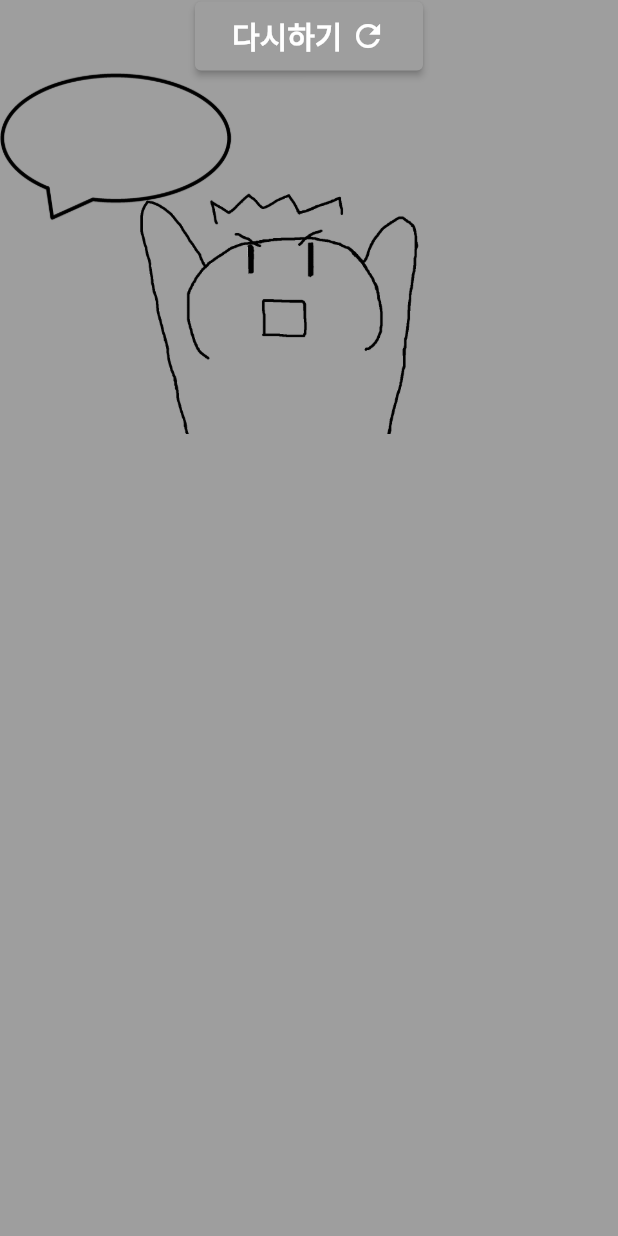
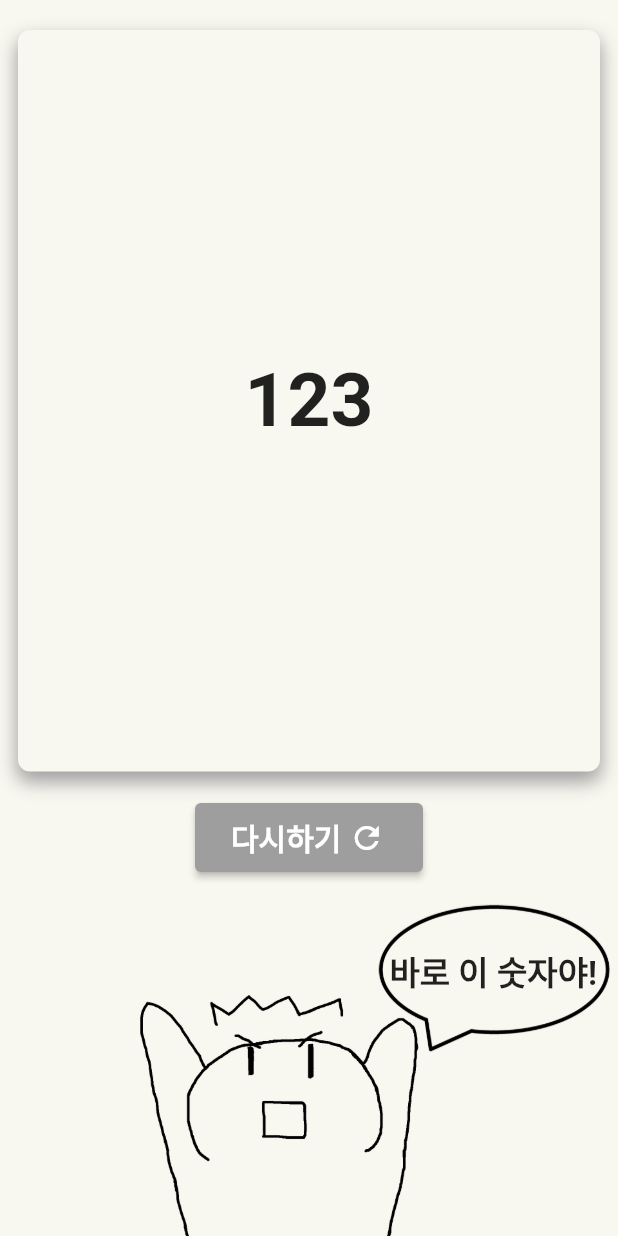
Before and after one commit to miniDevel/generating_random_number, a Flutter app: the screen it shows after launch, after a tap on "생성 하기", on a phone screen of 412 x 824 dp. Run offline on Flutter 3.47's test engine with Material 2 defaults, Android fonts, the phone set to English and light mode, and no system bars; Roboto replaces fonts that are missing (HancomMalangMalang).

Commit message:
commit 8

```diff
--- /dev/null
+++ b/lib/const/colors.dart
@@ -0,0 +1,3 @@
+import 'package:flutter/material.dart';
+
+Color WHITE_COLOR = Color(0xFFF9F8F0);
--- a/lib/screen/home_screen.dart
+++ b/lib/screen/home_screen.dart
@@ -1,6 +1,7 @@
 import 'package:flutter/material.dart';
 import 'package:generating_random_number/component/custom_button.dart';
 import 'package:generating_random_number/component/custom_text_field.dart';
+import 'package:generating_random_number/const/colors.dart';
 import 'package:generating_random_number/screen/result_screen.dart';
 
 class HomeScreen extends StatefulWidget {
@@ -14,6 +15,7 @@ class _HomeScreenState extends State<HomeScreen> {
   final topTextureKey = GlobalKey();
   final middleButtonKey = GlobalKey();
   final stackKey = GlobalKey();
+  String currentText = '위에 입력하면 내가 숫자를 말해줄게!';
 
   @override
   Widget build(BuildContext context) {
@@ -35,22 +37,23 @@ class _HomeScreenState extends State<HomeScreen> {
           FocusScope.of(context).requestFocus(FocusNode());
         },
         child: Scaffold(
+          backgroundColor: WHITE_COLOR,
           body: SingleChildScrollView(
             child: Container(
               height: MediaQuery.of(context).size.height - 50,
               child: Column(
                 children: [
                   EmptySpaceHeight(),
-                  TopTexture(
+                  _TopTexture(
                     key: topTextureKey,
                   ),
                   EmptySpaceHeight(),
-                  MiddleButton(
+                  _MiddleButton(
                     key: middleButtonKey,
                   ),
                   EmptySpaceHeight(),
-                  BottomPicture(
-                      stackKey: stackKey, text: '위에 입력하면 내가 숫자를 말해줄게!'),
+                  _BottomPicture(
+                      stackKey: stackKey, text: currentText),
                   SizedBox(height: 20),
                 ],
               ),
@@ -82,8 +85,8 @@ class _HomeScreenState extends State<HomeScreen> {
   }
 }
 
-class TopTexture extends StatelessWidget {
-  const TopTexture({super.key});
+class _TopTexture extends StatelessWidget {
+  const _TopTexture({super.key});
 
   @override
   Widget build(BuildContext context) {
@@ -147,8 +150,8 @@ class TopTexture extends StatelessWidget {
   }
 }
 
-class MiddleButton extends StatelessWidget {
-  const MiddleButton({super.key});
+class _MiddleButton extends StatelessWidget {
+  const _MiddleButton({super.key});
 
   @override
   Widget build(BuildContext context) {
@@ -165,11 +168,11 @@ class MiddleButton extends StatelessWidget {
   }
 }
 
-class BottomPicture extends StatelessWidget {
+class _BottomPicture extends StatelessWidget {
   final GlobalKey stackKey;
   final String text;
 
-  const BottomPicture({
+  const _BottomPicture({
     required this.stackKey,
     required this.text,
     super.key,
@@ -184,9 +187,11 @@ class BottomPicture extends StatelessWidget {
         Positioned(
           top: 50,
           right: 50,
-          child: Text(
-            text,
-            style: TextStyle(fontSize: 22, fontWeight: FontWeight.w600),
+          child: Center(
+            child: Text(
+              text,
+              style: TextStyle(fontSize: 22, fontWeight: FontWeight.w600),
+            ),
           ),
         ),
       ],
--- a/lib/screen/result_screen.dart
+++ b/lib/screen/result_screen.dart
@@ -1,36 +1,41 @@
 import 'package:flutter/material.dart';
+import 'package:generating_random_number/component/custom_button.dart';
+import 'package:generating_random_number/const/colors.dart';
 
-import 'package:generating_random_number/component/custom_button.dart';
-
-class ResultScreen extends StatelessWidget {
+class ResultScreen extends StatefulWidget {
   const ResultScreen({super.key});
 
+  @override
+  State<ResultScreen> createState() => _ResultScreenState();
+}
+
+class _ResultScreenState extends State<ResultScreen> {
   @override
   Widget build(BuildContext context) {
     return SafeArea(
       child: Scaffold(
-        body: Container(
-          color: Colors.grey,
-          height: MediaQuery.of(context).size.height,
-          child: Column(
-            children: [
-              ReStartButton(),
-              Stack(
-                children: [
-                  Image.asset('assets/img/result.png'),
-                  Image.asset('assets/img/speech_bubble.png',height: 100,)
-                ],
-              ),
-            ],
-          ),
+        backgroundColor: WHITE_COLOR,
+        body: Column(
+          children: [
+            _ResultBox(
+              children: [
+                Text(
+                  ' 123 ',
+                  style: TextStyle(fontWeight: FontWeight.w600, fontSize: 50),
+                ),
+              ],
+            ),
+            _ReStartButton(),
+            _BottomResultPicture(),
+          ],
         ),
       ),
     );
   }
 }
 
-class ReStartButton extends StatelessWidget {
-  const ReStartButton({super.key});
+class _ReStartButton extends StatelessWidget {
+  const _ReStartButton({super.key});
 
   @override
   Widget build(BuildContext context) {
@@ -38,7 +43,6 @@ class ReStartButton extends StatelessWidget {
       child: Container(
         width: 104,
         child: Row(
-          mainAxisAlignment: MainAxisAlignment.center,
           children: [
             Text(
               "다시하기 ",
@@ -54,3 +58,82 @@ class ReStartButton extends StatelessWidget {
     );
   }
 }
+
+class _ResultBox extends StatelessWidget {
+  final List<Text> children;
+
+  const _ResultBox({
+    required this.children,
+    super.key,
+  });
+
+  @override
+  Widget build(BuildContext context) {
+    return Expanded(
+      child: Padding(
+        padding: const EdgeInsets.symmetric(
+          horizontal: 12.0,
+          vertical: 20.0,
+        ),
+        child: Container(
+          width: MediaQuery.of(context).size.width,
+          child: Padding(
+            padding: const EdgeInsets.symmetric(
+              horizontal: 12.0,
+              vertical: 8.0,
+            ),
+            child: Center(
+              child: SingleChildScrollView(
+                child: Center(
+                  child: Wrap(
+                    children: children,
+                  ),
+                ),
+              ),
+            ),
+          ),
+          decoration: BoxDecoration(
+              color: WHITE_COLOR,
+              borderRadius: BorderRadius.circular(8.0),
+              boxShadow: [
+                BoxShadow(
+                  color: Colors.grey,
+                  blurRadius: 10.0,
+                  spreadRadius: 0.5,
+                  offset: Offset(0, 6),
+                )
+              ]),
+        ),
+      ),
+    );
+  }
+}
+
+class _BottomResultPicture extends StatelessWidget {
+  const _BottomResultPicture({super.key});
+
+  @override
+  Widget build(BuildContext context) {
+    return Stack(
+      children: [
+        Image.asset('assets/img/result.png'),
+        Positioned(
+          top: 20,
+          right: 4,
+          child: Image.asset(
+            'assets/img/speech_bubble.png',
+            height: 100,
+          ),
+        ),
+        Positioned(
+          top: 48,
+          right: 14,
+          child: Text(
+            '바로 이 숫자야!',
+            style: TextStyle(fontSize: 22, fontWeight: FontWeight.w600),
+          ),
+        )
+      ],
+    );
+  }
+}
```
